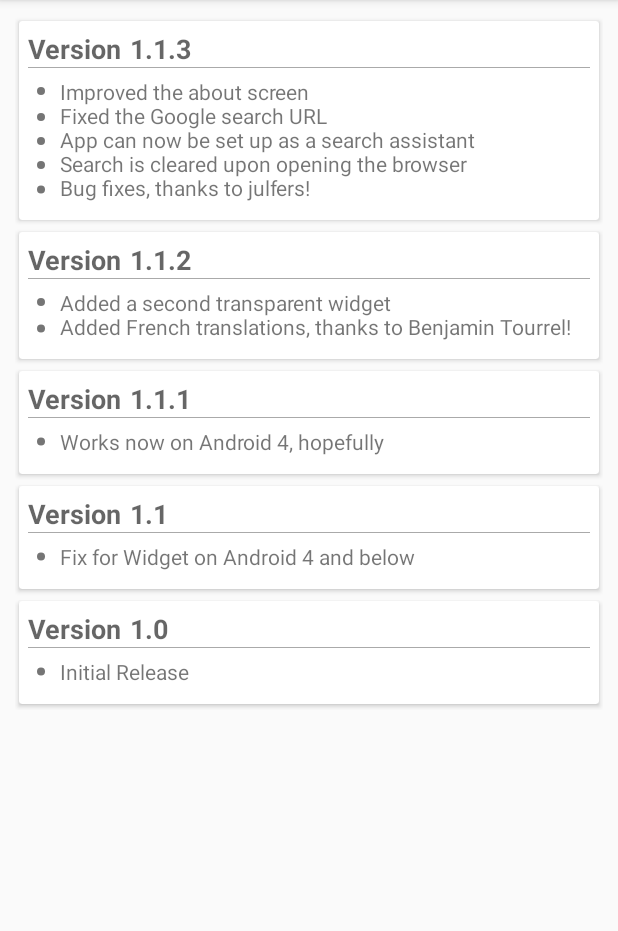
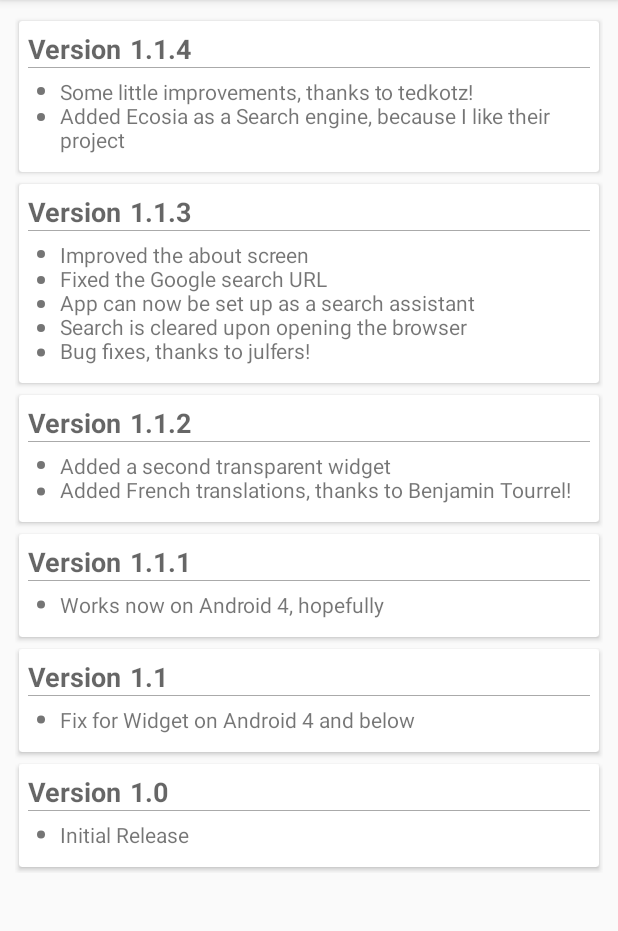
Before and after one commit to TobiasBielefeld/Simple-Search, an Android app: the fragment ChangeLogFragment shown on its own in the app's theme, on a phone screen of 412 x 824 dp, the part 84-1015 px from its top. Run offline under Robolectric (Android 15) with nearby library versions, the phone set to English and light mode, and no system bars.

Commit message:
added new contributer, new search engine, cleanup and f-droid metadata

```diff
--- a/app/build.gradle
+++ b/app/build.gradle
@@ -8,8 +8,8 @@ android {
         applicationId "de.tobiasbielefeld.searchbar"
         minSdkVersion 14
         targetSdkVersion 25
-        versionCode 8
-        versionName "1.1.3"
+        versionCode 9
+        versionName "1.1.4"
         vectorDrawables.useSupportLibrary = true
     }
     buildTypes {
--- a/app/src/main/java/de/tobiasbielefeld/searchbar/SharedData.java
+++ b/app/src/main/java/de/tobiasbielefeld/searchbar/SharedData.java
@@ -22,6 +22,9 @@ import android.content.Context;
 import android.content.SharedPreferences;
 import android.content.res.Resources;
 import android.preference.PreferenceManager;
+import android.text.SpannableString;
+import android.text.TextUtils;
+import android.text.style.BulletSpan;
 import android.util.Log;
 
 import de.tobiasbielefeld.searchbar.helper.Records;
@@ -98,4 +101,25 @@ public class SharedData {
     public static void logText(String text){
         Log.e("hey",text);
     }
+
+    /**
+     * Uses the given string array to create a text paragraph. The strings are separated by bullet
+     * characters.
+     *
+     * @param strings The string array to use for the text paragraph
+     * @return a charSequence, which can directly be applied to a textView
+     */
+    static public CharSequence createBulletParagraph(CharSequence[] strings){
+
+        SpannableString spanns[] = new SpannableString[strings.length];
+
+        //apply the bullet characters
+        for (int i=0;i<strings.length;i++){
+            spanns[i] = new SpannableString(strings[i] + (i<strings.length-1 ? "\n" : ""));
+            spanns[i].setSpan(new BulletSpan(15), 0, strings[i].length(), 0);
+        }
+
+        //set up the textView
+        return TextUtils.concat(spanns);
+    }
 }
--- a/app/src/main/java/de/tobiasbielefeld/searchbar/ui/MainActivity.java
+++ b/app/src/main/java/de/tobiasbielefeld/searchbar/ui/MainActivity.java
@@ -30,7 +30,6 @@ import android.view.KeyEvent;
 import android.view.MenuInflater;
 import android.view.MenuItem;
 import android.view.View;
-import android.view.inputmethod.EditorInfo;
 import android.view.inputmethod.InputMethodManager;
 import android.widget.EditText;
 import android.widget.ImageView;
@@ -212,7 +211,10 @@ public class MainActivity extends CustomAppCompatActivity implements TextWatcher
         searchText.requestFocus();
 
         InputMethodManager imm = (InputMethodManager) getSystemService(Context.INPUT_METHOD_SERVICE);
-        imm.showSoftInput(searchText, InputMethodManager.SHOW_IMPLICIT);
+
+        if (imm != null) {
+            imm.showSoftInput(searchText, InputMethodManager.SHOW_IMPLICIT);
+        }
     }
 
     /*
--- a/app/src/main/java/de/tobiasbielefeld/searchbar/ui/about/ChangeLogFragment.java
+++ b/app/src/main/java/de/tobiasbielefeld/searchbar/ui/about/ChangeLogFragment.java
@@ -36,6 +36,8 @@ import java.util.List;
 
 import de.tobiasbielefeld.searchbar.R;
 
+import static de.tobiasbielefeld.searchbar.SharedData.createBulletParagraph;
+
 /*
  * Shows the changelog, which is simply loaded from a webView. The About activity disables recreation
  * after orientation change, so don't need to handle that.
@@ -51,7 +53,7 @@ public class ChangeLogFragment extends Fragment {
 
         LinearLayout layoutContainer = (LinearLayout) view.findViewById(R.id.changelog_container);
 
-        String[] titles = new String[]{"1.1.3", "1.1.2", "1.1.1", "1.1", "1.0"};
+        String[] titles = new String[]{"1.1.4", "1.1.3", "1.1.2", "1.1.1", "1.1", "1.0"};
 
         for (int i = 0; i < titles.length; i++) {
             CardView card = (CardView) LayoutInflater.from(getContext()).inflate(R.layout.changelog_card_view, null);
@@ -68,7 +70,7 @@ public class ChangeLogFragment extends Fragment {
     }
 
 
-    private CharSequence createText(int pos) {
+    private CharSequence createText(int pos){
 
         List<CharSequence> stringList = new ArrayList<>(MAX_LINES_PER_VERSION);
 
@@ -86,14 +88,13 @@ public class ChangeLogFragment extends Fragment {
             }
         }
 
-        SpannableString spanns[] = new SpannableString[stringList.size()];
+        //convert to array
+        CharSequence[] strings = new CharSequence[stringList.size()];
 
-        //apply the bullet characters
-        for (int i = 0; i < stringList.size(); i++) {
-            spanns[i] = new SpannableString(stringList.get(i));
-            spanns[i].setSpan(new BulletSpan(15), 0, stringList.get(i).length(), 0);
+        for (int i=0; i<strings.length; i++){
+            strings[i] = stringList.get(i);
         }
 
-        return TextUtils.concat(spanns);
+        return TextUtils.concat(createBulletParagraph(stringList.toArray(new CharSequence[stringList.size()])));
     }
 }
--- a/app/src/main/java/de/tobiasbielefeld/searchbar/ui/about/InformationFragment.java
+++ b/app/src/main/java/de/tobiasbielefeld/searchbar/ui/about/InformationFragment.java
@@ -51,6 +51,7 @@ public class InformationFragment extends Fragment {
         TextView textFrenchContributors = (TextView) view.findViewById(R.id.about_french_contributors);
 
         TextView textFurtherContributors1 = (TextView) view.findViewById(R.id.about_further_contributors_1);
+        TextView textFurtherContributors2 = (TextView) view.findViewById(R.id.about_further_contributors_2);
 
         String buildDate = DateFormat.getDateInstance().format(BuildConfig.TIMESTAMP);                          //get the build date in locale time format
 
@@ -60,7 +61,7 @@ public class InformationFragment extends Fragment {
 
         //enable the hyperlink clicks
         TextView[] textViews = new TextView[]{textViewGitHubLink,textViewLicenseLink,
-                textFrenchContributors, textFurtherContributors1,
+                textFrenchContributors, textFurtherContributors1, textFurtherContributors2
         };
 
         for (TextView textView : textViews){
--- a/app/src/main/res/values/array.xml
+++ b/app/src/main/res/values/array.xml
@@ -10,6 +10,7 @@
         <item>DuckDuckGo</item>
         <item>DuckDuckGo Lite</item>
         <item>searx.me</item>
+        <item>Ecosia</item>
     </string-array>
 
     <string-array name="pref_search_engine_values" translatable="false">
@@ -22,6 +23,7 @@
         <item>6</item>
         <item>7</item>
         <item>8</item>
+        <item>9</item>
     </string-array>
 
     <string-array formatted="false" name="search_engine_uris">
@@ -34,6 +36,7 @@
         <item>https://duckduckgo.com/?q=%s</item>
         <item>https://duckduckgo.com/lite?q=%s</item>
         <item>https://www.searx.me/?q=%s</item>
+        <item>https://www.ecosia.org/search?q=%s</item>
     </string-array>
 
     <string-array name="pref_language_titles">
```
Also changed, not shown: app/src/main/res/layout/content_about_tab1.xml (+8 -0 lines), app/src/main/res/values/strings-changelog.xml (+8 -5 lines), app/src/main/res/values/strings-non-translatable.xml (added, +21 -0 lines), app/src/main/res/values/strings.xml (+0 -21 lines), 12 other files.
